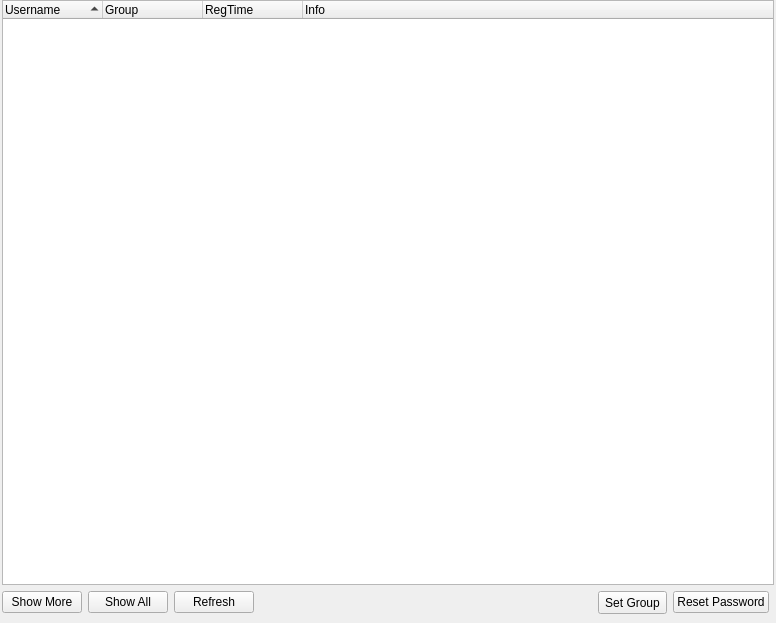
WorksAhead/Base, file BaseClient/Source/ManageUserWidget.ui: the form before one commit.
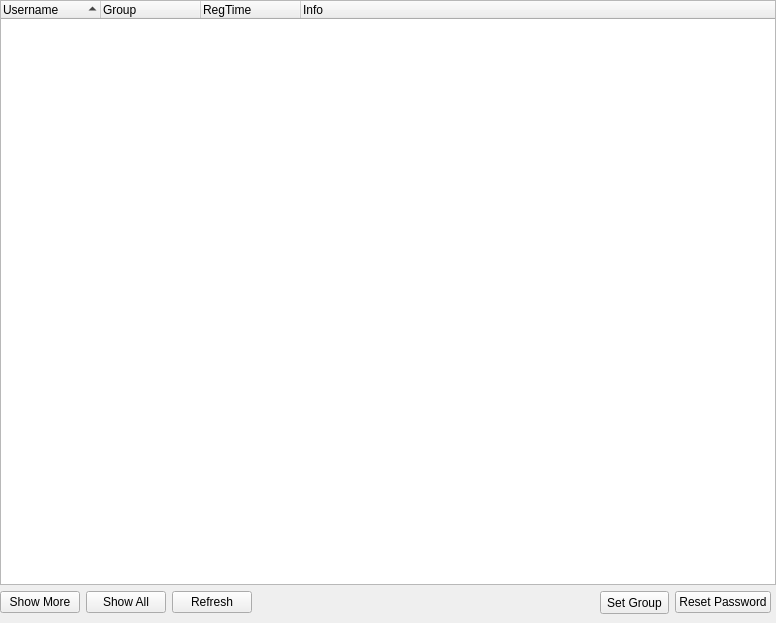
The form after the commit.

```diff
--- a/BaseClient/Source/ManageUserWidget.ui
+++ b/BaseClient/Source/ManageUserWidget.ui
@@ -12,13 +12,13 @@
   </property>
   <layout class="QVBoxLayout" name="verticalLayout">
    <property name="leftMargin">
-    <number>2</number>
+    <number>0</number>
    </property>
    <property name="topMargin">
     <number>0</number>
    </property>
    <property name="rightMargin">
-    <number>2</number>
+    <number>0</number>
    </property>
    <property name="bottomMargin">
     <number>9</number>
```
